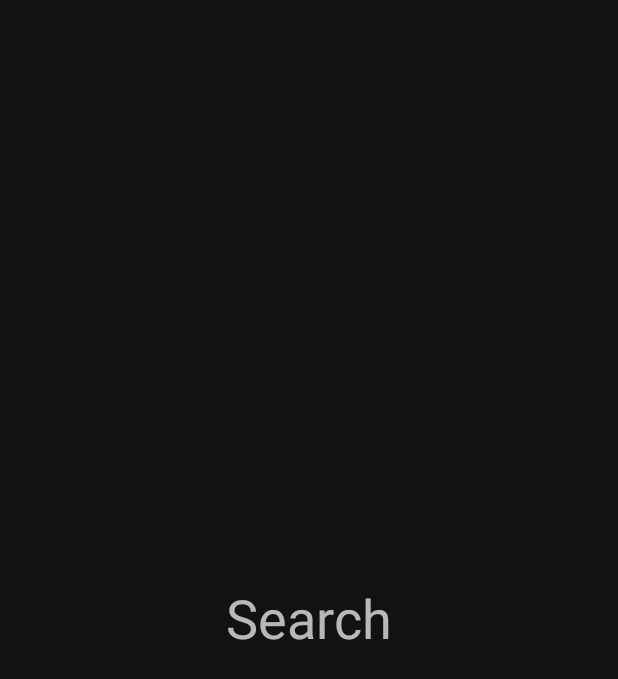
After one commit to VahidGarousi/TarAvaz-XML, an Android app: the layout fragment_search.xml on its own in the app's theme, with its tools: preview values and no code run, on a phone screen of 412 x 824 dp. The commit adds this screen. Shown: the top 679 px of the screen. Run offline under Robolectric (Android 15) with nearby library versions, the phone set to English and light mode, and no system bars.

Commit message:
vahid: SearchFragment.kt added.

```diff
--- /dev/null
+++ b/app/src/main/java/ir/vbile/app/taravaz/feautre/search/SearchFragment.kt
@@ -0,0 +1,6 @@
+package ir.vbile.app.taravaz.feautre.search
+
+import ir.vbile.app.taravaz.R
+import ir.vbile.app.taravaz.common.TarAvazFragment
+
+class SearchFragment : TarAvazFragment(R.layout.fragment_home)
--- /dev/null
+++ b/app/src/main/res/layout/fragment_search.xml
@@ -0,0 +1,12 @@
+<?xml version="1.0" encoding="utf-8"?>
+<FrameLayout xmlns:android="http://schemas.android.com/apk/res/android"
+    android:layout_width="match_parent"
+    android:layout_height="match_parent">
+
+    <TextView
+        android:layout_width="wrap_content"
+        android:layout_height="wrap_content"
+        android:layout_gravity="center"
+        android:text="@string/search"
+        android:textSize="36sp" />
+</FrameLayout>
--- a/app/src/main/res/values/strings.xml
+++ b/app/src/main/res/values/strings.xml
@@ -2,4 +2,5 @@
     <string name="app_name">TarAvaz</string>
     <string name="home">Home</string>
     <string name="genre">Genre</string>
+    <string name="search">Search</string>
 </resources>
```
